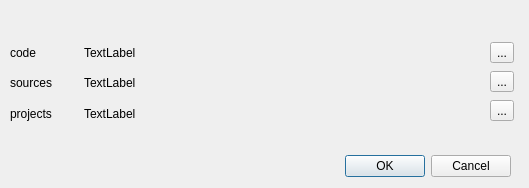
Before: the Qt Designer form gui/dialog_conf.ui in davidboutelier/PyTecPIV, drawn with Qt 5.
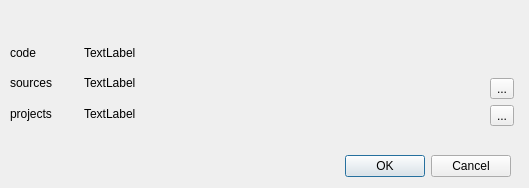
After: the same form once the commit is applied.

The edit to the form file:
```diff
--- a/gui/dialog_conf.ui
+++ b/gui/dialog_conf.ui
@@ -29,7 +29,7 @@
     <set>QDialogButtonBox::Cancel|QDialogButtonBox::Ok</set>
    </property>
   </widget>
-  <widget class="QWidget" name="">
+  <widget class="QWidget" name="layoutWidget">
    <property name="geometry">
     <rect>
      <x>10</x>
@@ -146,11 +146,17 @@
     <item>
      <layout class="QVBoxLayout" name="verticalLayout_2">
       <item>
-       <widget class="QToolButton" name="toolButton">
-        <property name="text">
-         <string>...</string>
+       <spacer name="verticalSpacer">
+        <property name="orientation">
+         <enum>Qt::Vertical</enum>
         </property>
-       </widget>
+        <property name="sizeHint" stdset="0">
+         <size>
+          <width>20</width>
+          <height>40</height>
+         </size>
+        </property>
+       </spacer>
       </item>
       <item>
        <widget class="QToolButton" name="toolButton_2">
```
Left out of the diff: 10 changed lines with no effect on the pictures.
